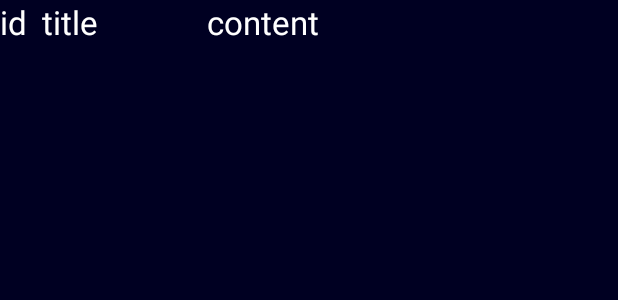
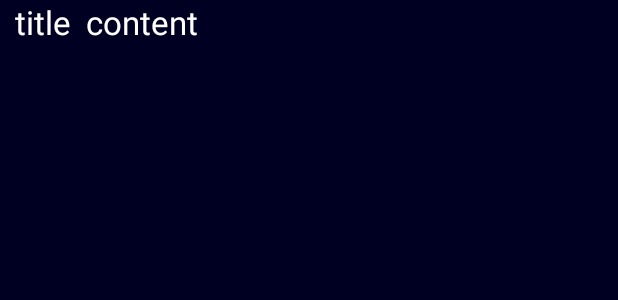
Before and after one commit to wws002/ToDoList, an Android app: the layout item_todo.xml on its own in the app's theme, with its tools: preview values and no code run, on a phone screen of 412 x 824 dp. Shown: the top 300 px of the screen. Run offline under Robolectric (Android 15) with nearby library versions, the phone set to English and light mode, and no system bars.

Commit message:
minor adjustments

```diff
--- a/app/src/main/java/com/csce4623/ahnelson/todolist/ToDoCursorAdapter.java
+++ b/app/src/main/java/com/csce4623/ahnelson/todolist/ToDoCursorAdapter.java
@@ -25,15 +25,12 @@ public class ToDoCursorAdapter extends CursorAdapter {
     @Override
     public void bindView(View view, Context context, Cursor cursor) {
         // Find fields to populate in inflated template
-        TextView tvID = view.findViewById(R.id.tvID);
         TextView tvTitle = view.findViewById(R.id.tvTitle);
         TextView tvContent = view.findViewById(R.id.tvContent);
         // Extract properties from cursor
-        String id = cursor.getString(cursor.getColumnIndexOrThrow("_id"));
         String title = cursor.getString(cursor.getColumnIndexOrThrow("TITLE"));
         String content = cursor.getString(cursor.getColumnIndexOrThrow("CONTENT"));
         // Populate fields with extracted properties
-        tvID.setText(id);
         tvTitle.setText(title);
         tvContent.setText(content);
     }
--- a/app/src/main/res/layout/activity_note.xml
+++ b/app/src/main/res/layout/activity_note.xml
@@ -14,7 +14,7 @@
         android:layout_marginLeft="8dp"
         android:layout_marginRight="8dp"
         android:layout_marginTop="8dp"
-        android:text="this is the title"
+        android:text="title"
         android:textSize="24sp"
         app:layout_constraintLeft_toLeftOf="parent"
         app:layout_constraintRight_toRightOf="parent"
--- a/app/src/main/res/layout/item_todo.xml
+++ b/app/src/main/res/layout/item_todo.xml
@@ -5,16 +5,9 @@
     android:orientation="horizontal"
     android:background="#000022">
     <TextView
-        android:id="@+id/tvID"
+        android:id="@+id/tvTitle"
         android:layout_width="wrap_content"
-        android:layout_height="wrap_content"
-        android:text="id"
-        android:textAppearance="?android:attr/textAppearanceLarge"
-        style="@style/noteText"/>
-    <TextView
-        android:id="@+id/tvTitle"
-        android:layout_width="100dp"
-        android:layout_height="wrap_content"
+        android:layout_height="50dp"
         android:layout_marginLeft="10dp"
         android:layout_marginRight="10dp"
         android:text="title"
@@ -23,7 +16,7 @@
     <TextView
         android:id="@+id/tvContent"
         android:layout_width="wrap_content"
-        android:layout_height="wrap_content"
+        android:layout_height="50dp"
         android:text="content"
         android:textAppearance="?android:attr/textAppearanceLarge"
         style="@style/noteText"/>
--- a/app/src/main/res/values/strings.xml
+++ b/app/src/main/res/values/strings.xml
@@ -3,5 +3,5 @@
     <string name="new_note">New</string>
     <string name="delete_note">Delete</string>
 
-    <string name="lorem">Lorem ipsum dolor sit amet</string>
+    <string name="lorem">content</string>
 </resources>
```
Also changed, not shown: app/src/main/java/com/csce4623/ahnelson/todolist/HomeActivity.java (+7 -41 lines), app/src/main/java/com/csce4623/ahnelson/todolist/NoteActivity.java (+0 -9 lines), app/src/main/java/com/csce4623/ahnelson/todolist/ToDoProvider.java (line endings or trailing spaces).
